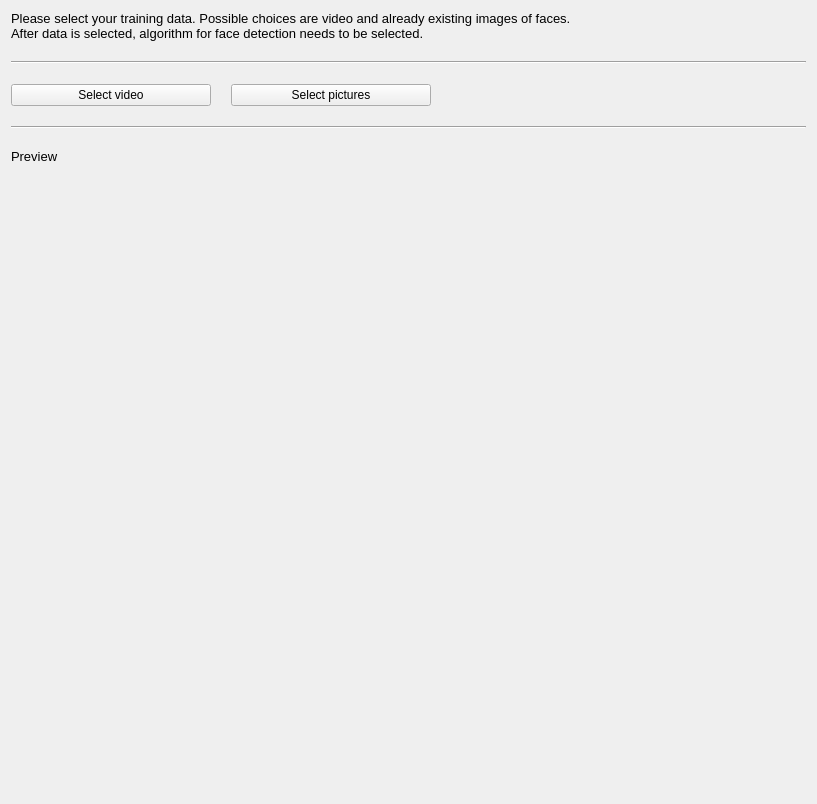
Qt form gui/templates/make_deepfake_page_2.ui (kuzzmak/deepfake) before a commit.
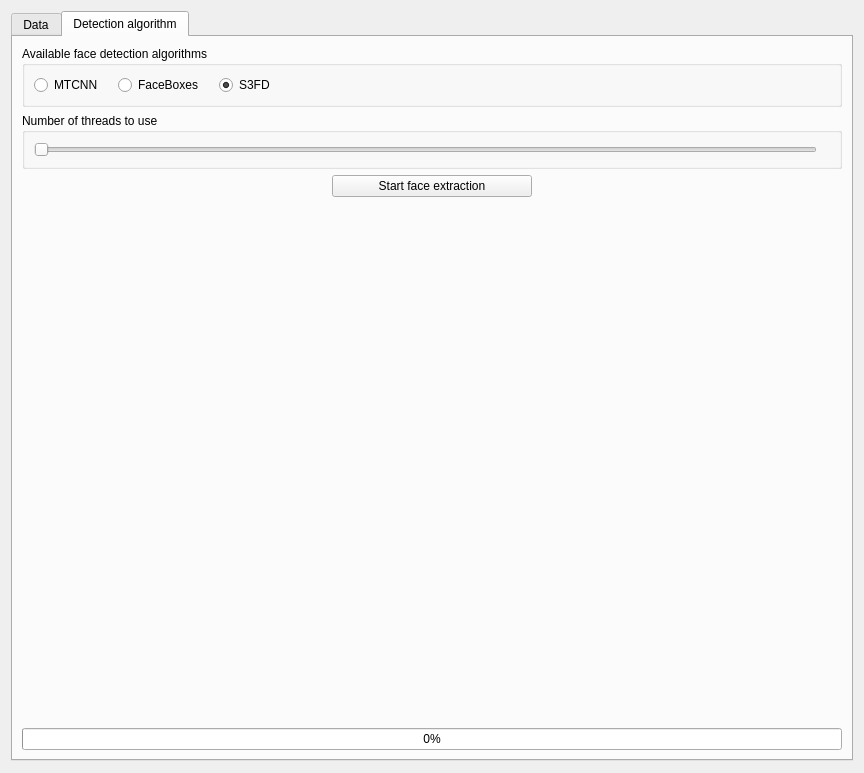
The same form after that commit. The open tabs and pages were chosen to show the change.

Commit message: Added video player and second tab.

The edit to the form file:
```diff
--- a/gui/templates/make_deepfake_page_2.ui
+++ b/gui/templates/make_deepfake_page_2.ui
@@ -6,8 +6,8 @@
    <rect>
     <x>0</x>
     <y>0</y>
-    <width>817</width>
-    <height>804</height>
+    <width>864</width>
+    <height>773</height>
    </rect>
   </property>
   <property name="windowTitle">
@@ -18,15 +18,24 @@
     <number>20</number>
    </property>
    <item>
+    <widget class="QTabWidget" name="tab_widget">
+     <property name="currentIndex">
+      <number>1</number>
+     </property>
+     <widget class="QWidget" name="tab_1">
+      <attribute name="title">
+       <string>Data</string>
+      </attribute>
+      <layout class="QVBoxLayout" name="verticalLayout">
+       <item>
     <widget class="QLabel" name="label">
      <property name="font">
       <font>
-       <pointsize>10</pointsize>
+           <pointsize>9</pointsize>
       </font>
      </property>
      <property name="text">
-      <string>Please select your training data. Possible choices are video and already existing images of faces. 
-After data is selected, algorithm for face detection needs to be selected.</string>
+          <string>Please select your training data. Possible choices are video and already existing images of faces.</string>
      </property>
     </widget>
    </item>
@@ -100,20 +109,16 @@
     </widget>
    </item>
    <item>
-    <layout class="QVBoxLayout" name="main_layout">
-     <item>
-      <widget class="QLabel" name="label_2">
+        <widget class="QLabel" name="preview_label">
        <property name="font">
         <font>
          <pointsize>10</pointsize>
         </font>
        </property>
        <property name="text">
-        <string>Preview</string>
-       </property>
-      </widget>
-     </item>
-    </layout>
+          <string/>
+         </property>
+        </widget>
    </item>
    <item>
     <widget class="QStackedWidget" name="preview_widget">
@@ -125,6 +130,137 @@
      </property>
      <widget class="QWidget" name="page"/>
      <widget class="QWidget" name="page_2"/>
+        </widget>
+       </item>
+      </layout>
+     </widget>
+     <widget class="QWidget" name="tab_2">
+      <attribute name="title">
+       <string>Detection algorithm</string>
+      </attribute>
+      <layout class="QVBoxLayout" name="verticalLayout_2">
+       <item>
+        <widget class="QGroupBox" name="available_algorithms_gb">
+         <property name="title">
+          <string>Available face detection algorithms</string>
+         </property>
+         <layout class="QHBoxLayout" name="horizontalLayout_2">
+          <property name="spacing">
+           <number>15</number>
+          </property>
+          <item>
+           <widget class="QRadioButton" name="mtcnn_chk_btn">
+            <property name="text">
+             <string>MTCNN</string>
+            </property>
+           </widget>
+          </item>
+          <item>
+           <widget class="QRadioButton" name="faceboxes_chk_btn">
+            <property name="text">
+             <string>FaceBoxes</string>
+            </property>
+           </widget>
+          </item>
+          <item>
+           <widget class="QRadioButton" name="s3fd_chk_btn">
+            <property name="text">
+             <string>S3FD</string>
+            </property>
+            <property name="checked">
+             <bool>true</bool>
+            </property>
+           </widget>
+          </item>
+          <item>
+           <spacer name="horizontalSpacer">
+            <property name="orientation">
+             <enum>Qt::Horizontal</enum>
+            </property>
+            <property name="sizeHint" stdset="0">
+             <size>
+              <width>40</width>
+              <height>20</height>
+             </size>
+            </property>
+           </spacer>
+          </item>
+         </layout>
+        </widget>
+       </item>
+       <item>
+        <widget class="QGroupBox" name="number_of_threads_gb">
+         <property name="title">
+          <string>Number of threads to use</string>
+         </property>
+         <layout class="QHBoxLayout" name="horizontalLayout_4">
+          <item>
+           <widget class="QSlider" name="number_of_threads_slider">
+            <property name="minimum">
+             <number>1</number>
+            </property>
+            <property name="orientation">
+             <enum>Qt::Horizontal</enum>
+            </property>
+           </widget>
+          </item>
+          <item>
+           <widget class="QLabel" name="number_of_threads_label">
+            <property name="font">
+             <font>
+              <pointsize>9</pointsize>
+             </font>
+            </property>
+            <property name="text">
+             <string/>
+            </property>
+           </widget>
+          </item>
+         </layout>
+        </widget>
+       </item>
+       <item>
+        <layout class="QHBoxLayout" name="horizontalLayout_3">
+         <property name="spacing">
+          <number>20</number>
+         </property>
+         <item alignment="Qt::AlignHCenter">
+          <widget class="QPushButton" name="start_face_extraction_btn">
+           <property name="minimumSize">
+            <size>
+             <width>200</width>
+             <height>0</height>
+            </size>
+           </property>
+           <property name="text">
+            <string>Start face extraction</string>
+           </property>
+          </widget>
+         </item>
+        </layout>
+       </item>
+       <item>
+        <spacer name="verticalSpacer_2">
+         <property name="orientation">
+          <enum>Qt::Vertical</enum>
+         </property>
+         <property name="sizeHint" stdset="0">
+          <size>
+           <width>20</width>
+           <height>40</height>
+          </size>
+         </property>
+        </spacer>
+       </item>
+       <item>
+        <widget class="QProgressBar" name="face_extraction_progress">
+         <property name="value">
+          <number>0</number>
+         </property>
+        </widget>
+       </item>
+      </layout>
+     </widget>
     </widget>
    </item>
    <item>
```
Left out of the diff: 3 changed lines with no effect on the pictures. Lines whose indentation alone changed are shown as unchanged. The commit also changes 2 other files.
